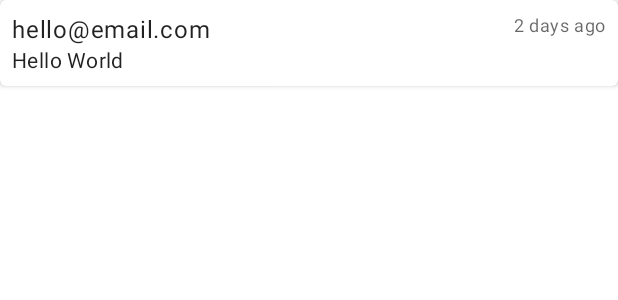
After one commit to tomkoptel/sliide-task, an Android app: the layout user_list_item.xml on its own in the app's theme, with its tools: preview values and no code run, on a phone screen of 412 x 824 dp. The commit adds this screen. Shown: the top 300 px of the screen. Run offline under Robolectric (Android 15) with nearby library versions, the phone set to English and light mode, and no system bars.

Commit message:
Implement basic setup for the user list

```diff
--- a/app/build.gradle.kts
+++ b/app/build.gradle.kts
@@ -78,6 +78,7 @@ dependencies {
     coreLibraryDesugaring("com.android.tools:desugar_jdk_libs")
 
     implementation("androidx.core:core-ktx")
+    implementation("androidx.activity:activity-ktx")
     implementation("androidx.appcompat:appcompat")
     implementation("androidx.constraintlayout:constraintlayout")
 
@@ -92,6 +93,7 @@ dependencies {
 
     implementation("io.reactivex.rxjava2:rxjava")
     implementation("io.reactivex.rxjava2:rxandroid")
+    implementation("io.reactivex.rxjava2:rxkotlin")
     implementation("com.github.pwittchen:reactivenetwork-rx2")
 
     testImplementation("junit:junit")
--- a/app/src/main/AndroidManifest.xml
+++ b/app/src/main/AndroidManifest.xml
@@ -8,7 +8,7 @@
         android:label="@string/app_name"
         android:roundIcon="@mipmap/ic_launcher_round"
         android:supportsRtl="true"
-        android:theme="@style/Theme.Sliidetask">
+        android:theme="@style/Theme.Sliidetask.NoActionBar">
         <activity android:name=".presentation.MainActivity">
             <intent-filter>
                 <action android:name="android.intent.action.MAIN" />
--- /dev/null
+++ b/app/src/main/res/drawable/padding_horizontal.xml
@@ -0,0 +1,5 @@
+<?xml version="1.0" encoding="utf-8"?>
+<shape xmlns:android="http://schemas.android.com/apk/res/android"
+    android:shape="rectangle">
+    <size android:width="8dp" />
+</shape>
--- /dev/null
+++ b/app/src/main/res/drawable/padding_vertical.xml
@@ -0,0 +1,5 @@
+<?xml version="1.0" encoding="utf-8"?>
+<shape xmlns:android="http://schemas.android.com/apk/res/android"
+    android:shape="rectangle">
+    <size android:height="8dp" />
+</shape>
--- /dev/null
+++ b/app/src/main/res/layout/user_list_item.xml
@@ -0,0 +1,50 @@
+<?xml version="1.0" encoding="utf-8"?>
+<androidx.cardview.widget.CardView
+    xmlns:android="http://schemas.android.com/apk/res/android"
+    xmlns:app="http://schemas.android.com/apk/res-auto"
+    xmlns:tools="http://schemas.android.com/tools"
+    android:minWidth="@dimen/user_card_height"
+    app:cardCornerRadius="@dimen/keyline_tiny"
+    android:layout_width="match_parent"
+    android:layout_height="wrap_content">
+
+    <androidx.constraintlayout.widget.ConstraintLayout
+        android:padding="@dimen/keyline_small"
+        android:layout_width="match_parent"
+        android:layout_height="match_parent">
+
+        <TextView
+            android:id="@+id/email"
+            style="?textAppearanceBody1"
+            android:layout_width="0dp"
+            android:layout_height="wrap_content"
+            app:layout_constraintBottom_toTopOf="@+id/name"
+            app:layout_constraintEnd_toStartOf="@+id/created"
+            app:layout_constraintStart_toStartOf="parent"
+            app:layout_constraintTop_toTopOf="parent"
+            app:layout_constraintVertical_chainStyle="packed"
+            tools:text="hello@email.com" />
+
+        <TextView
+            android:id="@+id/name"
+            style="?textAppearanceBody2"
+            android:layout_width="0dp"
+            android:layout_height="wrap_content"
+            app:layout_constraintBottom_toBottomOf="parent"
+            app:layout_constraintEnd_toEndOf="parent"
+            app:layout_constraintStart_toStartOf="parent"
+            app:layout_constraintTop_toBottomOf="@+id/email"
+            tools:text="Hello World" />
+
+        <TextView
+            android:id="@+id/created"
+            style="?textAppearanceCaption"
+            android:layout_width="wrap_content"
+            android:layout_height="wrap_content"
+            app:layout_constraintEnd_toEndOf="parent"
+            app:layout_constraintStart_toEndOf="@+id/email"
+            app:layout_constraintTop_toTopOf="@+id/email"
+            app:layout_constraintTop_toBottomOf="@+id/email"
+            tools:text="2 days ago" />
+    </androidx.constraintlayout.widget.ConstraintLayout>
+</androidx.cardview.widget.CardView>
--- /dev/null
+++ b/app/src/main/res/values/dimens.xml
@@ -0,0 +1,7 @@
+<resources>
+    <dimen name="keyline_default">16dp</dimen>
+    <dimen name="keyline_small">8dp</dimen>
+    <dimen name="keyline_tiny">4dp</dimen>
+
+    <dimen name="user_card_height">200dp</dimen>
+</resources>
--- a/app/src/main/res/values/strings.xml
+++ b/app/src/main/res/values/strings.xml
@@ -1,3 +1,8 @@
 <resources>
     <string name="app_name">sliide-task</string>
+    <string name="user_list">User List</string>
+
+    <string name="hello_first_fragment">Hello first fragment</string>
+    <string name="hello_second_fragment">Hello second fragment. Arg: %1$s</string>
+    <string name="add_user">Add user</string>
 </resources>
--- a/app/src/main/res/values/themes.xml
+++ b/app/src/main/res/values/themes.xml
@@ -13,4 +13,10 @@
         <item name="android:statusBarColor" tools:targetApi="l">?attr/colorPrimaryVariant</item>
         <!-- Customize your theme here. -->
     </style>
+    <style name="Theme.Sliidetask.NoActionBar">
+        <item name="windowActionBar">false</item>
+        <item name="windowNoTitle">true</item>
+    </style>
+    <style name="Theme.Sliidetask.AppBarOverlay" parent="ThemeOverlay.AppCompat.Dark.ActionBar" />
+    <style name="Theme.Sliidetask.PopupOverlay" parent="ThemeOverlay.AppCompat.Light" />
 </resources>
--- a/platform/build.gradle.kts
+++ b/platform/build.gradle.kts
@@ -4,8 +4,10 @@ plugins {
 
 dependencies {
     constraints {
+        api("androidx.activity:activity-ktx:1.2.0")
         api("androidx.lifecycle:lifecycle-viewmodel-ktx:2.2.0")
         api("androidx.core:core-ktx:1.3.2")
+
         api("androidx.appcompat:appcompat:1.2.0")
         api("androidx.constraintlayout:constraintlayout:2.0.4")
 
@@ -36,6 +38,8 @@ dependencies {
         api("androidx.test.ext:junit:1.1.2")
         api("androidx.test.espresso:espresso-core:3.3.0")
 
+        api("io.reactivex.rxjava2:rxkotlin:2.4.0")
+
         api("io.reactivex.rxjava2:rxjava:2.2.21")
         api("io.reactivex.rxjava2:rxandroid:2.1.1")
         api("com.github.pwittchen:reactivenetwork-rx2:3.0.8")
```
Also changed, not shown: app/src/main/kotlin/com/olderwold/sliide/presentation/MainActivity.kt (+75 -0 lines), app/src/main/kotlin/com/olderwold/sliide/presentation/UserListAdapter.kt (added, +47 -0 lines), app/src/main/kotlin/com/olderwold/sliide/presentation/UserListViewModel.kt (added, +45 -0 lines), app/src/main/kotlin/com/olderwold/sliide/rx/RxOperators.kt (added, +22 -0 lines), app/src/main/kotlin/com/olderwold/sliide/rx/Schedulers.kt (added, +19 -0 lines), app/src/main/res/layout/activity_main.xml (+61 -8 lines).
